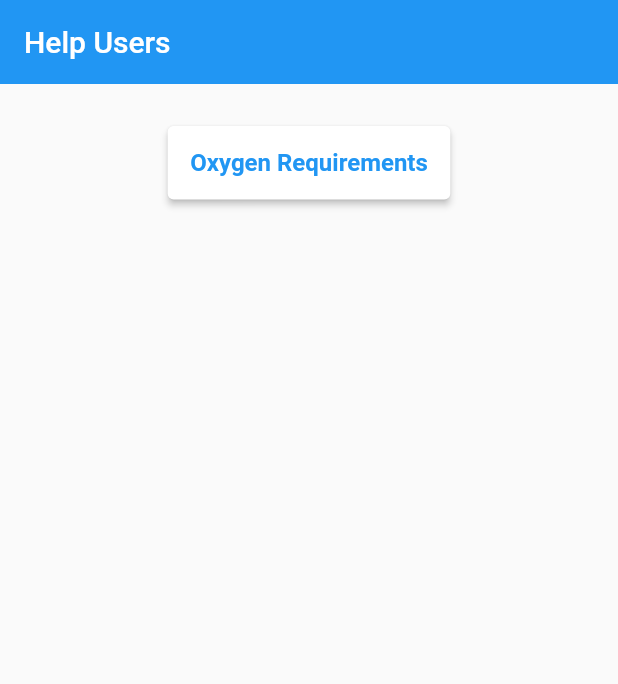
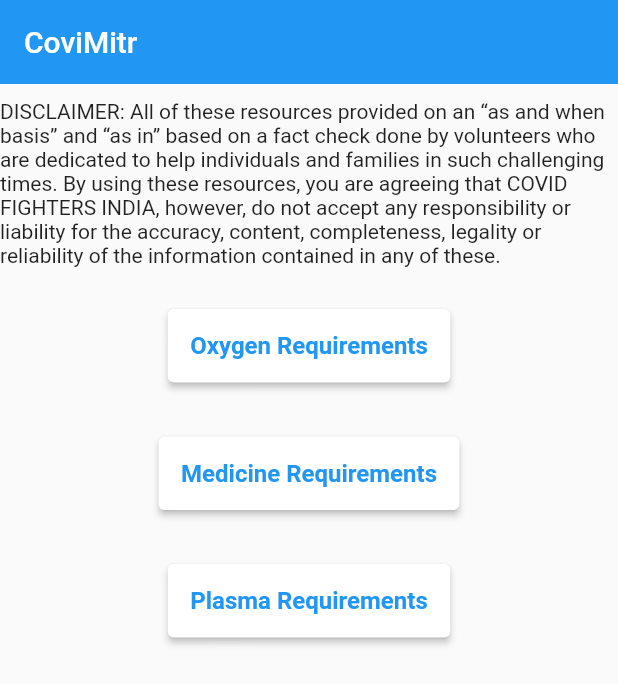
Before and after one commit to al-habibi-1107/CoviMitr, a Flutter app: the screen it shows after launch, on a phone screen of 412 x 824 dp. Shown: the top 684 px of the screen. Run offline on Flutter 3.47's test engine with Material 2 defaults, Android fonts, the phone set to English and light mode, and no system bars.

Commit message:
medicine and plasma

```diff
--- a/lib/main.dart
+++ b/lib/main.dart
@@ -1,5 +1,7 @@
 import 'package:covimitr/screen/homeScreen.dart';
+import 'package:covimitr/screen/medicine_screen.dart';
 import 'package:covimitr/screen/oxygen_screen.dart';
+import 'package:covimitr/screen/plasma_screen.dart';
 import 'package:flutter/material.dart';
 
 import './screen/loginScreen.dart';
@@ -18,7 +20,11 @@
         primarySwatch: Colors.blue,
       ),
       home: HomeScreen(),
-      routes: {OxygenScreen.routeName: (context) => OxygenScreen()},
+      routes: {
+        OxygenScreen.routeName: (context) => OxygenScreen(),
+        PlasmaScreen.routeName: (context) => PlasmaScreen(),
+        MedicineScreen.routeName: (context) => MedicineScreen()
+      },
     );
   }
 }
--- a/lib/screen/homeScreen.dart
+++ b/lib/screen/homeScreen.dart
@@ -1,6 +1,8 @@
 import 'dart:convert';
 
+import 'package:covimitr/screen/medicine_screen.dart';
 import 'package:covimitr/screen/oxygen_screen.dart';
+import 'package:covimitr/screen/plasma_screen.dart';
 import 'package:covimitr/services/data.dart';
 import 'package:flutter/material.dart';
 import 'package:http/http.dart';
@@ -15,7 +17,7 @@
   Widget build(BuildContext context) {
     return Scaffold(
       appBar: AppBar(
-        title: Text("Help Users"),
+        title: Text("CoviMitr"),
         elevation: 0,
       ),
       // body: Center(
@@ -28,6 +30,11 @@
       body: SafeArea(
         child: Column(
           children: [
+            SizedBox(
+              height: 10,
+            ),
+            Text(
+                "DISCLAIMER: All of these resources provided on an “as and when basis” and “as in” based on a fact check done by volunteers who are dedicated to help individuals and families in such challenging times. By using these resources, you are agreeing that COVID FIGHTERS INDIA, however, do not accept any responsibility or liability for the accuracy, content, completeness, legality or reliability of the information contained in any of these."),
             SizedBox(
               height: 10,
             ),
@@ -49,8 +56,54 @@
                           fontSize: 16,
                           fontWeight: FontWeight.bold),
                     ),
-                      ))),
-            )
+                  ),
+                ),
+              ),
+            ),
+            Center(
+              child: TextButton(
+                style: TextButton.styleFrom(padding: EdgeInsets.all(0.0)),
+                onPressed: () {
+                  Navigator.of(context).pushNamed(MedicineScreen.routeName);
+                },
+                child: Card(
+                  elevation: 2.0,
+                  margin: EdgeInsets.all(18.0),
+                  child: Padding(
+                    padding: const EdgeInsets.all(15.0),
+                    child: Text(
+                      "Medicine Requirements",
+                      style: TextStyle(
+                          color: Colors.blue,
+                          fontSize: 16,
+                          fontWeight: FontWeight.bold),
+                    ),
+                  ),
+                ),
+              ),
+            ),
+            Center(
+              child: TextButton(
+                style: TextButton.styleFrom(padding: EdgeInsets.all(0.0)),
+                onPressed: () {
+                  Navigator.of(context).pushNamed(PlasmaScreen.routeName);
+                },
+                child: Card(
+                  elevation: 2.0,
+                  margin: EdgeInsets.all(18.0),
+                  child: Padding(
+                    padding: const EdgeInsets.all(15.0),
+                    child: Text(
+                      "Plasma Requirements",
+                      style: TextStyle(
+                          color: Colors.blue,
+                          fontSize: 16,
+                          fontWeight: FontWeight.bold),
+                    ),
+                  ),
+                ),
+              ),
+            ),
           ],
         ),
       ),
```
Also changed, not shown: lib/screen/medicine_screen.dart (added, +75 -0 lines), lib/screen/plasma_screen.dart (added, +75 -0 lines), lib/services/data.dart (+33 -2 lines). Lines whose indentation alone changed are shown as unchanged.
